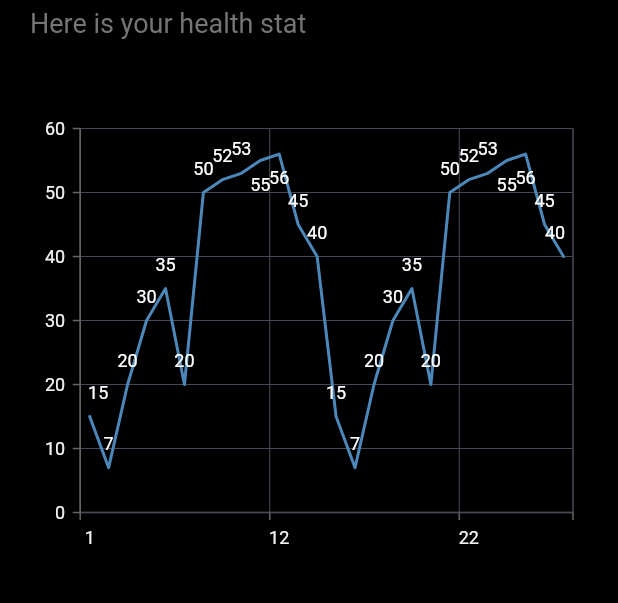
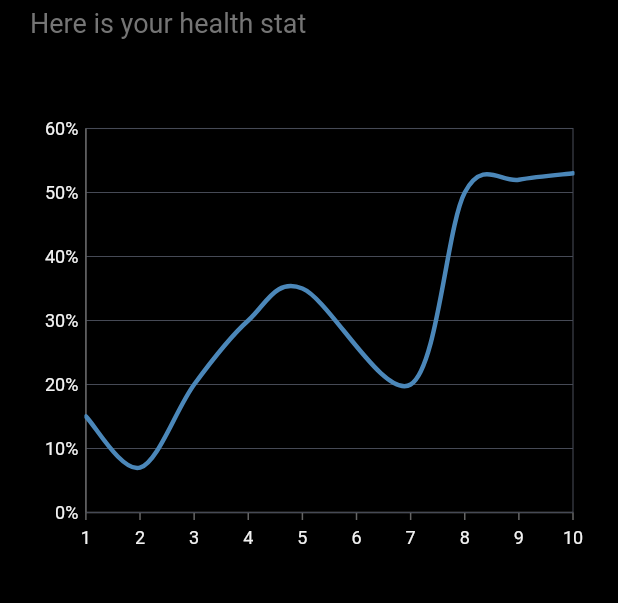
Before and after one commit to tanmoysrt/optum_hackathon_flutter_front, a Flutter app: the InsightsPage screen opened directly, on a phone screen of 412 x 824 dp, the part 92-695 px from its top. Run offline on Flutter 3.47's test engine with Material 2 defaults, Android fonts, the phone set to English and light mode, and no system bars; our stand-ins replace flutter_svg, syncfusion_flutter_charts; missing offline and left inert: dart:ffi, widget_mask; Roboto replaces fonts that are missing (Rounded).

Commit message:
push update

```diff
--- a/lib/pages/insightsPage.dart
+++ b/lib/pages/insightsPage.dart
@@ -42,9 +42,18 @@ class _InsightsPageState extends State<InsightsPage> {
             SfCartesianChart(
                 // Initialize category axis
                 trackballBehavior: _trackballBehavior,
-                primaryXAxis: CategoryAxis(),
-                series: <LineSeries<Pair, String>>[
-                  LineSeries<Pair, String>(
+                primaryXAxis: NumericAxis(
+                  majorGridLines: const MajorGridLines(width: 0),
+                  interval: 1
+                ),
+                primaryYAxis: NumericAxis(
+                  labelFormat: '{value}%',
+                  interval: 10,
+                  majorTickLines: const MajorTickLines(size: 0),
+                ),
+                series: <SplineSeries<Pair, int>>[
+                  SplineSeries<Pair, int>(
+                    splineType: SplineType.cardinal,
                       // Bind data source
                       dataSource: <Pair>[
                         Pair(1, 15),
@@ -55,29 +64,13 @@ class _InsightsPageState extends State<InsightsPage> {
                         Pair(7, 20),
                         Pair(8, 50),
                         Pair(9, 52),
-                        Pair(10, 53),
-                        Pair(11, 55),
-                        Pair(12, 56),
-                        Pair(13, 45),
-                        Pair(14, 40),
-                        Pair(15, 15),
-                        Pair(16, 7),
-                        Pair(17, 20),
-                        Pair(18, 30),
-                        Pair(19, 35),
-                        Pair(20, 20),
-                        Pair(21, 50),
-                        Pair(22, 52),
-                        Pair(23, 53),
-                        Pair(24, 55),
-                        Pair(25, 56),
-                        Pair(26, 45),
-                        Pair(27, 40),
+                        Pair(10, 53)
                       ],
                       enableTooltip: true,
-                      xValueMapper: (Pair tmp, _) => tmp.x.toString(),
+                      width: 3,
+                      xValueMapper: (Pair tmp, _) => tmp.x,
                       yValueMapper: (Pair tmp, _) => tmp.y,
-                      dataLabelSettings: const DataLabelSettings(isVisible: true))
+                  )
                 ])
           ])),
     ));
```
